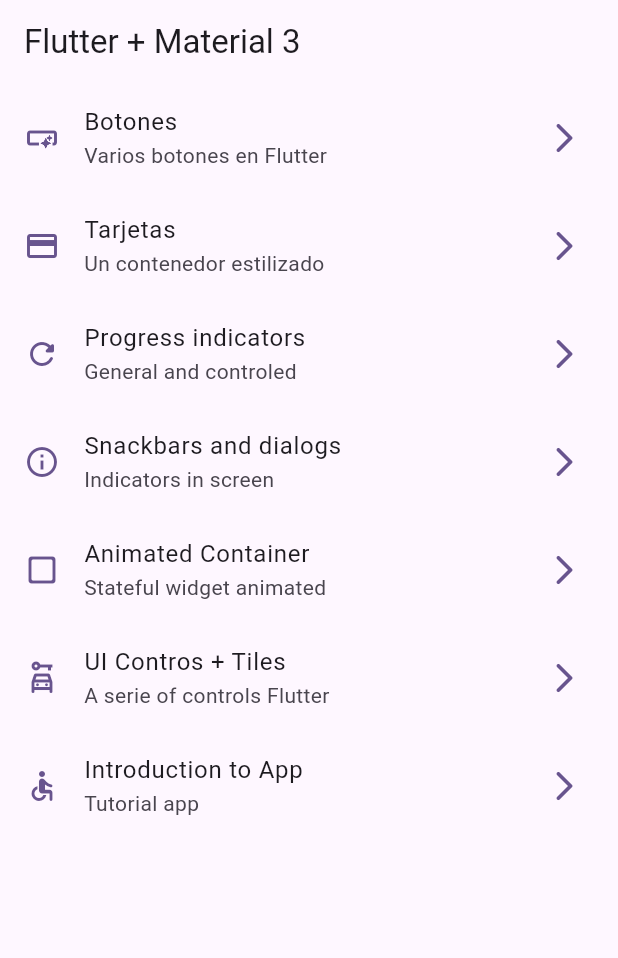
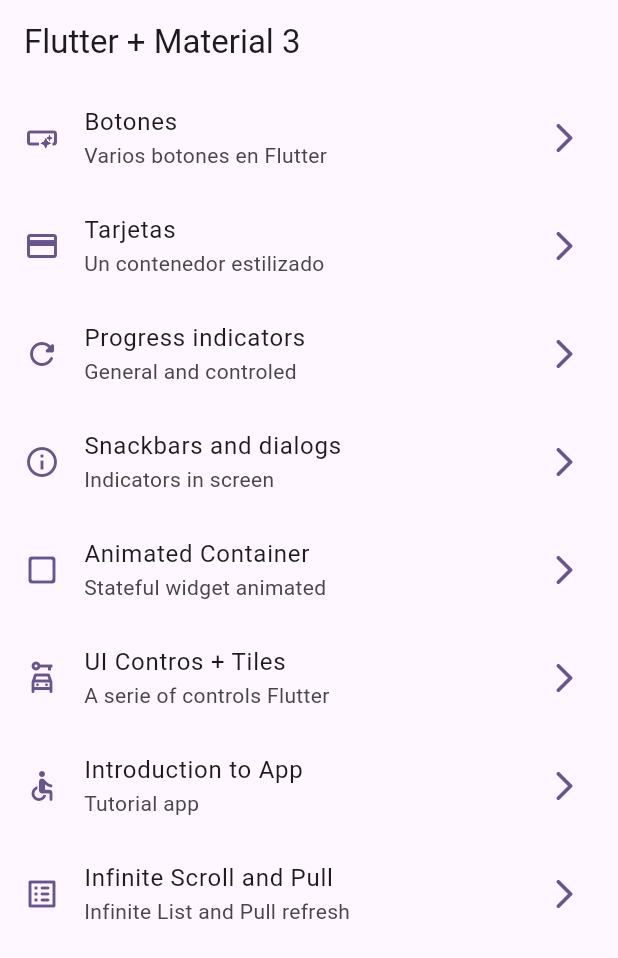
Before and after one commit to isai-arellano/course_flutter, a Flutter app: the screen it shows after launch, on a phone screen of 412 x 824 dp. Shown: the top 958 px of the screen. Run offline on Flutter 3.47's test engine with Material 2 defaults, Android fonts, the phone set to English and light mode, and no system bars; our stand-ins replace animate_do, dio, go_router, video_player.

Commit message:
InifiniteScrollScreen added

```diff
--- a/5.widgets_app/lib/config/menu/menu_items.dart
+++ b/5.widgets_app/lib/config/menu/menu_items.dart
@@ -49,4 +49,9 @@ const appMenuItems = <MenuItem>[
       subTitle: 'Tutorial app',
       link: '/tutorial',
       icon: Icons.accessible_rounded),
+  MenuItem(
+      title: 'Infinite Scroll and Pull ',
+      subTitle: 'Infinite List and Pull refresh',
+      link: '/infinite-scroll',
+      icon: Icons.list_alt_rounded),
 ];
--- a/5.widgets_app/lib/config/router/app_router.dart
+++ b/5.widgets_app/lib/config/router/app_router.dart
@@ -35,4 +35,8 @@ final appRouter = GoRouter(initialLocation: '/', routes: [
       path: '/tutorial',
       name: AppTutorialScreen.name,
       builder: (context, state) => const AppTutorialScreen()),
+  GoRoute(
+      path: '/infinite-scroll',
+      name: InifiniteScrollScreen.name,
+      builder: (context, state) => const InifiniteScrollScreen()),
 ]);
```
Also changed, not shown: 5.widgets_app/lib/presentation/screens/infinite_scroll/infinite_scroll_screen.dart (+74 -2 lines).
